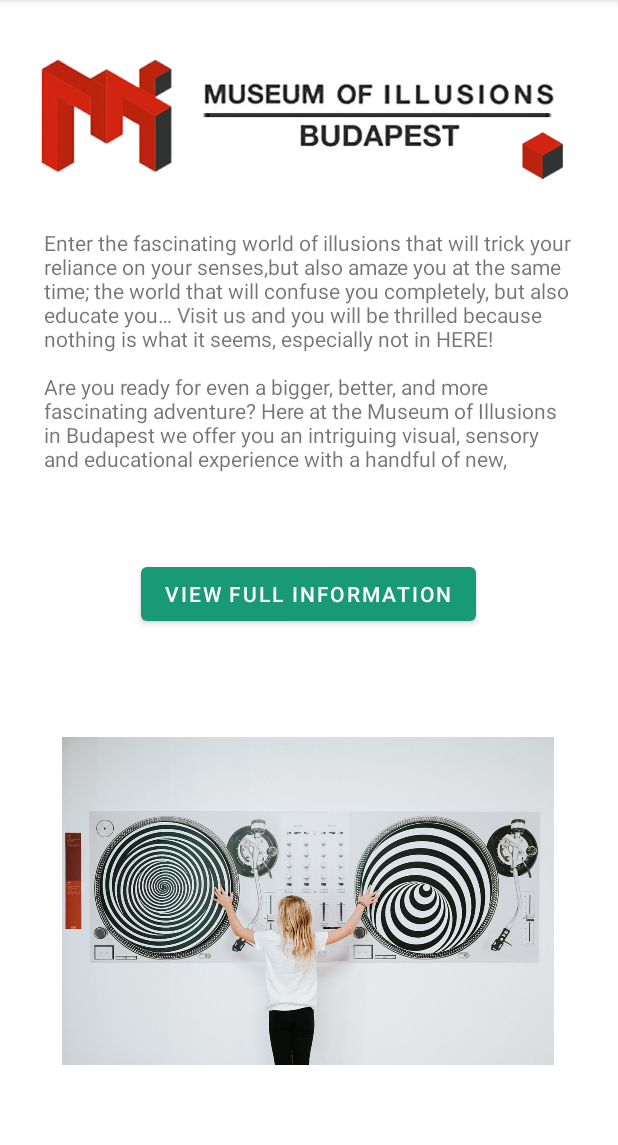
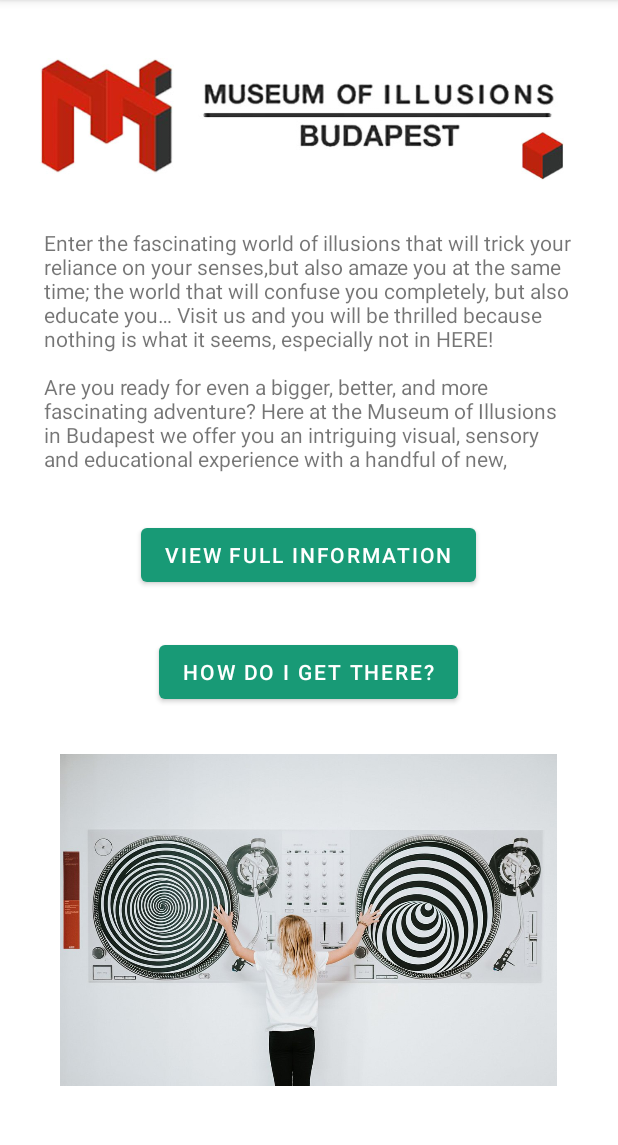
Before and after one commit to MBS9/museumApp, an Android app: the fragment museum_of_illusions shown on its own in the app's theme, on a phone screen of 412 x 824 dp, the part 84-1229 px from its top. Run offline under Robolectric (Android 15) with nearby library versions, the phone set to English and light mode, and no system bars; 1 statement that could not run was skipped.

Commit message:
Added a "How to get there button" to fragment_example_museum.xml, later fragments will be added for each existing museum with directions, bufe, location information. Currently button is directed to credits page.

```diff
--- a/app/src/main/java/com/example/museumapp/MainActivity.java
+++ b/app/src/main/java/com/example/museumapp/MainActivity.java
@@ -45,7 +45,6 @@ public class MainActivity extends AppCompatActivity {
 
     public NavController navController;
 
-    ImageButton imuImageButton;
     @Override
     protected void onCreate(Bundle savedInstanceState) {
         super.onCreate(savedInstanceState);
--- a/app/src/main/java/com/example/museumapp/ui/museum_of_illusions_folder/museum_of_illusions.java
+++ b/app/src/main/java/com/example/museumapp/ui/museum_of_illusions_folder/museum_of_illusions.java
@@ -4,12 +4,17 @@ import android.os.Bundle;
 import android.view.LayoutInflater;
 import android.view.View;
 import android.view.ViewGroup;
+import android.widget.Button;
+import android.widget.ImageButton;
 import android.widget.ImageView;
 import android.widget.TextView;
+
 
 import androidx.fragment.app.Fragment;
 import androidx.annotation.NonNull;
 import androidx.annotation.Nullable;
+import androidx.navigation.NavController;
+import androidx.navigation.Navigation;
 
 import com.example.museumapp.R;
 
@@ -20,25 +25,35 @@ public class museum_of_illusions extends Fragment {
     public museum_of_illusions() {
         // Required empty public constructor
     }
+
     @Nullable
     @Override
-    public View onCreateView(@NonNull LayoutInflater inflater,
-                             @Nullable ViewGroup container,
-                             @Nullable Bundle savedInstanceState) {
-
-
-        view =  inflater.inflate(R.layout.fragment_example_museum, container, false);
+    public View onCreateView(LayoutInflater inflater, ViewGroup container,
+                             Bundle savedInstanceState) {
+        view = inflater.inflate(R.layout.fragment_example_museum, container, false);
+        TextView button = view.findViewById((R.id.abt_btn_museum_example));
+        NavController navController = Navigation.findNavController(getActivity(), R.id.nav_host_fragment_content_main);
+        button.setOnClickListener(new View.OnClickListener() {
+            @Override
+            public void onClick(View view) {
+                navController.navigate(R.id.nav_credits);
+            }
+        });
         TextView description = view.findViewById(R.id.description_museum_example);
         TextView viewMore = view.findViewById(R.id.view_museum_example);
         ImageView imageView = (ImageView)view.findViewById((R.id.imu_picture));
+
         viewMore.setOnClickListener(new View.OnClickListener() {
             @Override
             public void onClick(View view) {
                 viewMore.setVisibility(View.INVISIBLE);
                 imageView.setVisibility(View.GONE);
+                button.setVisibility(View.INVISIBLE);
                 description.setMaxLines(Integer.MAX_VALUE);
             }
+
         });
         return view;
+
     }
 }
--- a/app/src/main/res/layout/fragment_example_museum.xml
+++ b/app/src/main/res/layout/fragment_example_museum.xml
@@ -12,11 +12,23 @@
         android:layout_height="wrap_content"
         android:text="View Full Information"
         android:visibility="visible"
+        app:layout_constraintBottom_toTopOf="@+id/abt_btn_museum_example"
+        app:layout_constraintEnd_toEndOf="parent"
+        app:layout_constraintHorizontal_bias="0.497"
+        app:layout_constraintStart_toStartOf="parent"
+        app:layout_constraintTop_toBottomOf="@+id/nestedScrollView" />
+
+    <Button
+        android:id="@+id/abt_btn_museum_example"
+        android:layout_width="wrap_content"
+        android:layout_height="wrap_content"
+        android:text="How do I get there?"
+        android:visibility="visible"
         app:layout_constraintBottom_toTopOf="@+id/imu_picture"
         app:layout_constraintEnd_toEndOf="parent"
         app:layout_constraintHorizontal_bias="0.497"
         app:layout_constraintStart_toStartOf="parent"
-        app:layout_constraintTop_toBottomOf="@+id/nestedScrollView" />
+        app:layout_constraintTop_toBottomOf="@+id/view_museum_example" />
 
     <androidx.core.widget.NestedScrollView
         android:id="@+id/nestedScrollView"
@@ -49,8 +61,8 @@
 
     <ImageView
         android:id="@+id/imu_picture"
-        android:layout_width="328dp"
-        android:layout_height="247dp"
+        android:layout_width="331dp"
+        android:layout_height="221dp"
         android:layout_marginBottom="44dp"
         android:visibility="visible"
         app:layout_constraintBottom_toBottomOf="parent"
--- a/app/src/main/res/layout/fragment_visual_arts.xml
+++ b/app/src/main/res/layout/fragment_visual_arts.xml
@@ -5,8 +5,6 @@
     android:layout_width="match_parent"
     android:layout_height="match_parent"
     tools:context=".ui.visual_arts_folder.visual_arts">
-
-    <!-- TODO: Update blank fragment layout -->
 
     <ImageButton
         android:id="@+id/mnc_banner"
```
Also changed, not shown: app/src/main/res/layout/fragment_credits.xml (+9 -7 lines).
